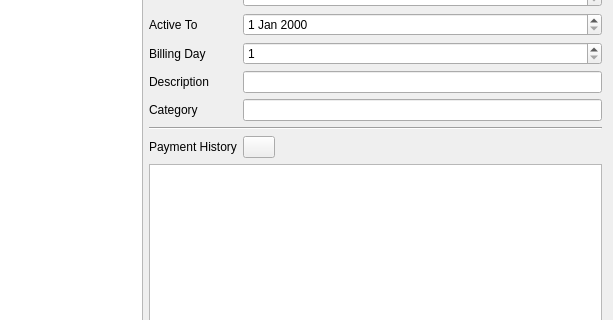
Before: the Qt Designer form src/recurring_expenses/recurringexpensesoverview.ui in lambda-snail/juno, drawn with Qt 5; both pictures show x 322 to 935 and y 84 to 404 of the 935 by 658 pixel window.
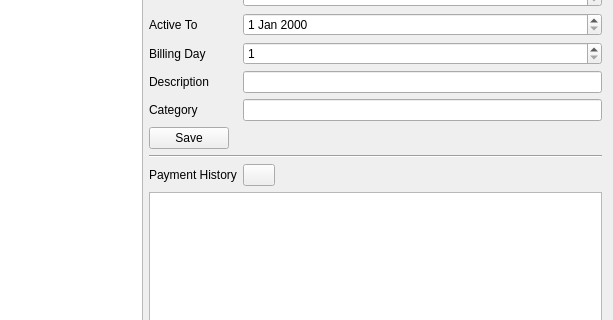
After: the same form once the commit is applied.

Commit message: add save button to recurring expense overview

The edit to the form file:
```diff
--- a/src/recurring_expenses/recurringexpensesoverview.ui
+++ b/src/recurring_expenses/recurringexpensesoverview.ui
@@ -114,24 +114,28 @@
      <item row="6" column="1">
       <widget class="QLineEdit" name="categoryLineEdit"/>
      </item>
-     <item row="7" column="0" colspan="2">
+     <item row="7" column="0">
+      <widget class="QPushButton" name="submitChangesButton">
+       <property name="text">
+        <string>Save</string>
+       </property>
+      </widget>
+     </item>
+     <item row="8" column="0" colspan="2">
       <widget class="Line" name="line">
        <property name="orientation">
         <enum>Qt::Orientation::Horizontal</enum>
        </property>
       </widget>
      </item>
-     <item row="8" column="0">
+     <item row="9" column="0">
       <widget class="QLabel" name="expensesLabel">
        <property name="text">
         <string>Payment History</string>
        </property>
       </widget>
      </item>
-     <item row="9" column="0" colspan="2">
-      <widget class="QTableView" name="relatedExpensesView"/>
-     </item>
-     <item row="8" column="1">
+     <item row="9" column="1">
       <layout class="QHBoxLayout" name="horizontalLayout_3">
        <item>
         <widget class="QPushButton" name="newExpenseButton">
@@ -164,6 +168,9 @@
        </item>
       </layout>
      </item>
+     <item row="10" column="0" colspan="2">
+      <widget class="QTableView" name="relatedExpensesView"/>
+     </item>
     </layout>
    </item>
   </layout>
```
The commit also changes 3 other files.
